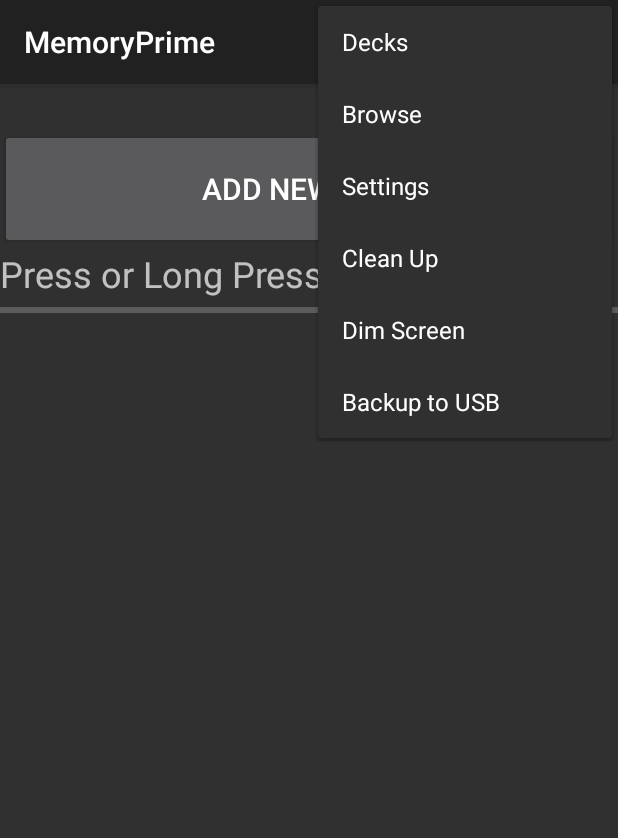
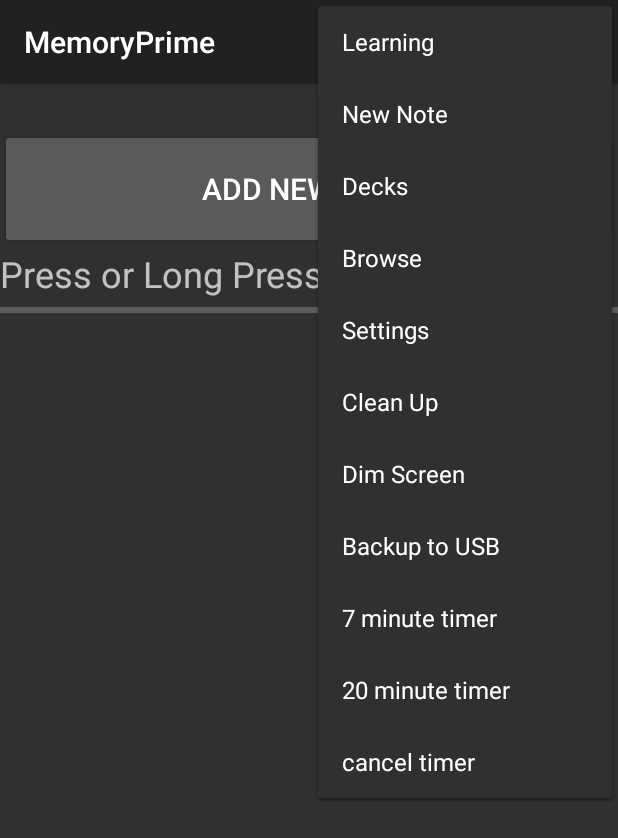
Before and after one commit to jrochest/MemoryPrime5, an Android app: the screen it shows after launch (SpacedRepeaterActivity), with the options menu open, on a phone screen of 412 x 824 dp. Shown: the top 838 px of the screen. Run offline under Robolectric (Android 15) with nearby library versions, the phone set to English and light mode, and no system bars; network calls fail.

Commit message:
Add a timer 7 and 20 min

```diff
--- a/app/src/main/java/com/md/ActivityHelper.java
+++ b/app/src/main/java/com/md/ActivityHelper.java
@@ -20,6 +20,9 @@
 import com.md.utils.ToastSingleton;
 
 public class ActivityHelper {
+
+	TimerManager timerManager = new TimerManager();
+
 	public void commonActivitySetup(Activity activity) {
 		File theFile = new File(DbContants.getDatabasePath());
 		File parentFile = new File(theFile.getParent());
@@ -52,9 +55,23 @@
 		menu.findItem(R.id.backup).setOnMenuItemClickListener(new OnMenuItemClickListener() {
 			@Override
 			public boolean onMenuItemClick(MenuItem item) {
+				BackupToUsbManager.INSTANCE.openZipFileDocument(activity);
+				return true;
+			}
+		});
 
-				BackupToUsbManager.INSTANCE.openZipFileDocument(activity);
+		menu.findItem(R.id.large_timer).setOnMenuItemClickListener(new OnMenuItemClickListener() {
+			@Override
+			public boolean onMenuItemClick(MenuItem item) {
+				timerManager.addTimer(20);
+				return true;
+			}
+		});
 
+		menu.findItem(R.id.small_timer).setOnMenuItemClickListener(new OnMenuItemClickListener() {
+			@Override
+			public boolean onMenuItemClick(MenuItem item) {
+				timerManager.addTimer(7);
 				return true;
 			}
 		});
--- /dev/null
+++ b/app/src/main/java/com/md/TimerManager.kt
@@ -0,0 +1,37 @@
+package com.md
+
+import android.media.AudioManager
+import android.media.ToneGenerator
+import android.os.CountDownTimer
+import com.md.utils.ToastSingleton
+
+class TimerManager {
+    private var timer : CountDownTimer? = null
+
+    private val intervalMillis = 30000L
+    private var roundCounter = 0
+
+    val toneGenerator = ToneGenerator(AudioManager.STREAM_MUSIC, 90)
+
+    fun cancelTimer() {
+        timer?.cancel()
+    }
+
+    fun addTimer(numberOfRounds: Int) {
+        toneGenerator.startTone(ToneGenerator.TONE_CDMA_NETWORK_CALLWAITING, 300)
+        cancelTimer()
+        roundCounter = numberOfRounds * 2 + 1
+        timer = object : CountDownTimer(intervalMillis * roundCounter, intervalMillis) {
+            override fun onTick(millisUntilFinished: Long) {
+                toneGenerator.startTone(ToneGenerator.TONE_CDMA_NETWORK_CALLWAITING,300)
+                ToastSingleton.getInstance().msg("Rounds left: " + roundCounter--)
+            }
+
+            override fun onFinish() {
+                toneGenerator.startTone(ToneGenerator.TONE_CDMA_NETWORK_CALLWAITING,800)
+                ToastSingleton.getInstance().msg("Timer finished")
+                timer = null
+            }
+        }.start()
+    }
+}
--- a/app/src/main/java/com/md/modesetters/CreateModeSetter.java
+++ b/app/src/main/java/com/md/modesetters/CreateModeSetter.java
@@ -454,7 +454,6 @@
 						if (questionIndex == ANSWER_INDEX) {
 							String answerName = currentTimeMillis + ".m4a";
 							answer = new AudioRecorder(answerName);
-							ActivityHelper.modifySpeakerOutput(mActivity, true);
 							try {
 								answer.start();
 							} catch (IOException e) {
@@ -465,7 +464,6 @@
 						} else {
 							String questionName = currentTimeMillis + ".m4a";
 							question = new AudioRecorder(questionName);
-							ActivityHelper.modifySpeakerOutput(mActivity, true);
 							try {
 								question.start();
 							} catch (IOException e) {
--- a/app/src/main/java/com/md/modesetters/RecordOnClickListener.java
+++ b/app/src/main/java/com/md/modesetters/RecordOnClickListener.java
@@ -37,7 +37,6 @@
 			try {
 				switch (event.getAction()) {
 				case MotionEvent.ACTION_DOWN: {
-					ActivityHelper.modifySpeakerOutput(context, true);
 					audioRecorder = new AudioRecorder(System.currentTimeMillis()+".m4a");
 					audioRecorder.start();
 					return true;
--- a/app/src/main/res/menu/menu.xml
+++ b/app/src/main/res/menu/menu.xml
@@ -1,17 +1,18 @@
 <?xml version="1.0" encoding="utf-8"?>
 <menu
 	xmlns:android="http://schemas.android.com/apk/res/android"
-	android:textSize="30sp">
+	xmlns:app="http://schemas.android.com/apk/res-auto"
+	android:textSize="40sp">
 	<item
 		android:id="@+id/learningModeMenuItem"
 		android:title="Learning"
 		android:icon="@android:drawable/ic_menu_mapmode"
-		android:showAsAction="always" />
+		app:showAsAction="always" />
 	<item
 		android:id="@+id/creationModeMenuItem"
 		android:title="New Note"
 		android:icon="@android:drawable/ic_menu_add"
-		android:showAsAction="always"/>
+		app:showAsAction="always" />
 	<item
 		android:id="@+id/selectDeckModeMenuItem"
 		android:title="Decks"
@@ -31,6 +32,22 @@
 		android:title="Dim Screen"
 		android:icon="@android:drawable/ic_lock_power_off" />
 	<item
+		android:icon="@android:drawable/ic_menu_save"
 		android:id="@+id/backup"
 		android:title="Backup to USB"/>
+	<item
+		android:icon="@android:drawable/btn_minus"
+		android:id="@+id/small_timer"
+		android:title="7 minute timer"
+		app:showAsAction="ifRoom" />
+	<item
+		android:icon="@android:drawable/btn_plus"
+		android:id="@+id/large_timer"
+		android:title="20 minute timer"
+		app:showAsAction="ifRoom" />
+	<item
+		android:icon="@android:drawable/ic_menu_close_clear_cancel"
+		android:id="@+id/cancel_timer"
+		android:title="cancel timer"
+		app:showAsAction="ifRoom" />
 </menu>
```
